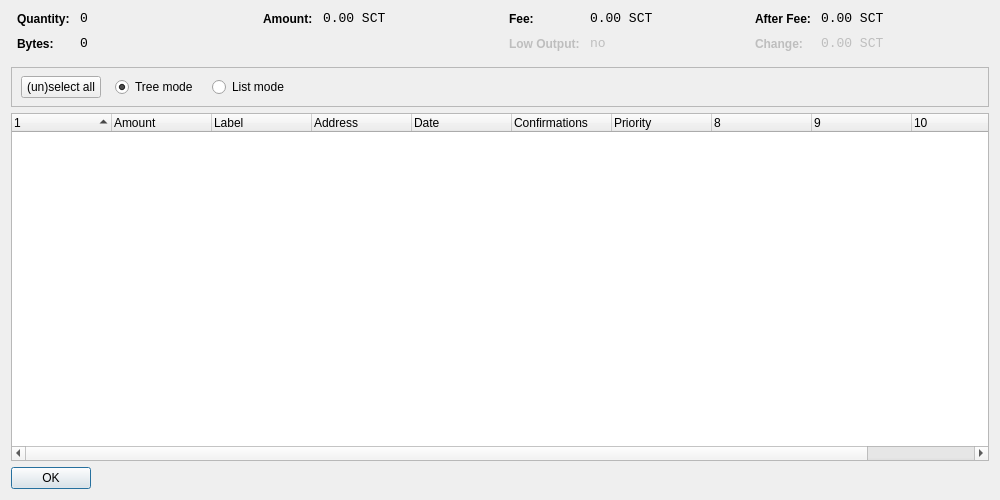
smartcryptotech/SmartCryptoTech, file src/qt/forms/coincontroldialog.ui: the form before one commit.
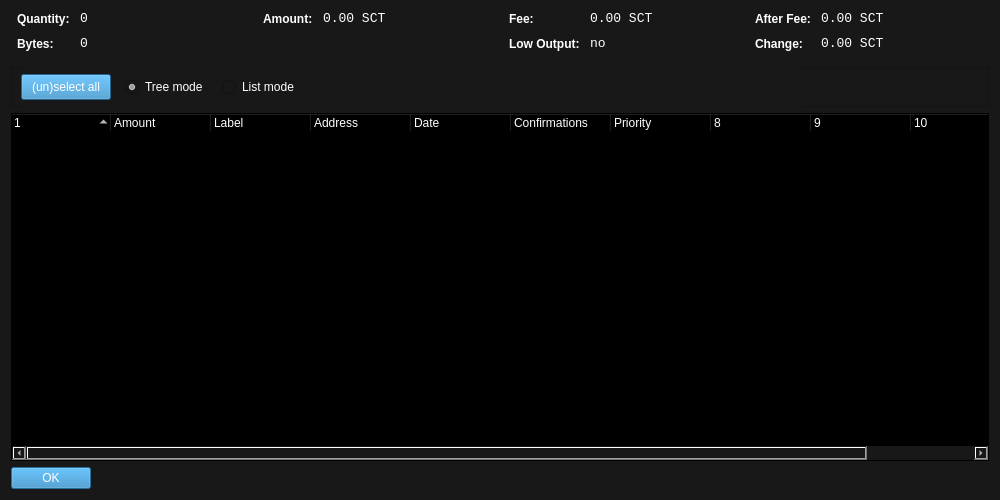
The form after the commit. Custom widgets are drawn as their Qt base class.

Patch:
```diff
--- a/src/qt/forms/coincontroldialog.ui
+++ b/src/qt/forms/coincontroldialog.ui
@@ -13,6 +13,10 @@
   <property name="windowTitle">
    <string>Coin Control</string>
   </property>
+  <property name="styleSheet">
+   <string notr="true">background-color: rgb(24,24,24);
+color: rgb(255, 255, 255);</string>
+  </property>
   <layout class="QVBoxLayout" name="verticalLayout">
    <item>
     <layout class="QHBoxLayout" name="horizontalLayoutTop" stretch="0,0,0,0">
@@ -347,7 +351,7 @@
         <height>41</height>
        </rect>
       </property>
-      <layout class="QHBoxLayout" name="horizontalLayoutPanel" stretch="0,0,0,0,0">
+      <layout class="QHBoxLayout" name="horizontalLayoutPanel" stretch="0,0,0,0">
        <property name="spacing">
         <number>14</number>
        </property>
@@ -359,6 +363,10 @@
            <verstretch>0</verstretch>
           </sizepolicy>
          </property>
+         <property name="styleSheet">
+          <string notr="true">background-color: rgb(48,140,198);
+padding:5px 10px;</string>
+         </property>
          <property name="text">
           <string>(un)select all</string>
          </property>
@@ -415,6 +423,9 @@
      <property name="contextMenuPolicy">
       <enum>Qt::CustomContextMenu</enum>
      </property>
+     <property name="styleSheet">
+      <string notr="true">background-color: rgb(0, 0, 0);</string>
+     </property>
      <property name="sortingEnabled">
       <bool>false</bool>
      </property>
@@ -495,6 +506,9 @@
        <verstretch>0</verstretch>
       </sizepolicy>
      </property>
+     <property name="styleSheet">
+      <string notr="true">background-color: rgb(48,140,198);</string>
+     </property>
      <property name="orientation">
       <enum>Qt::Horizontal</enum>
      </property>
```
